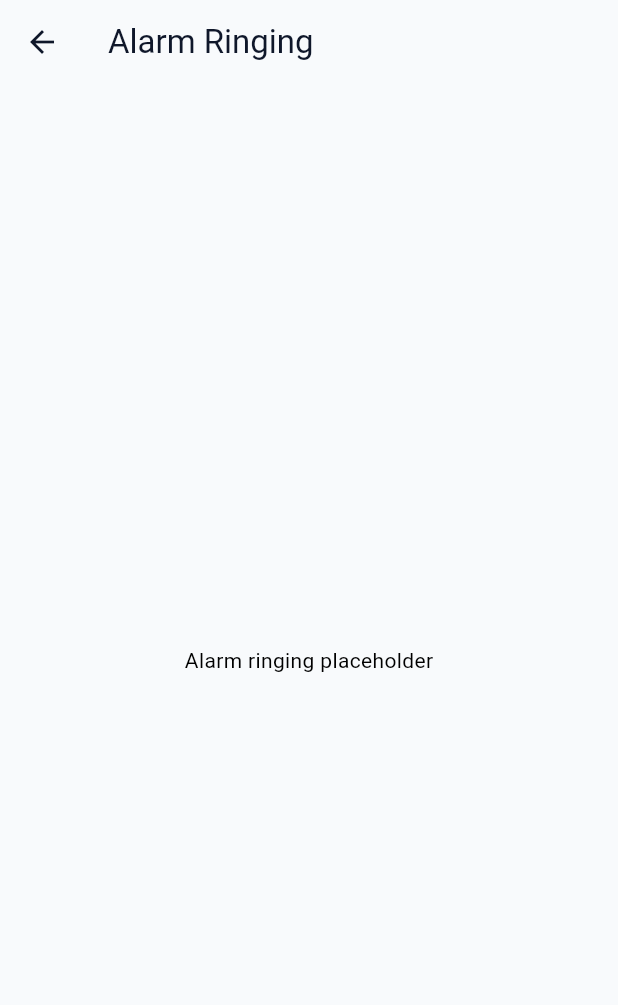
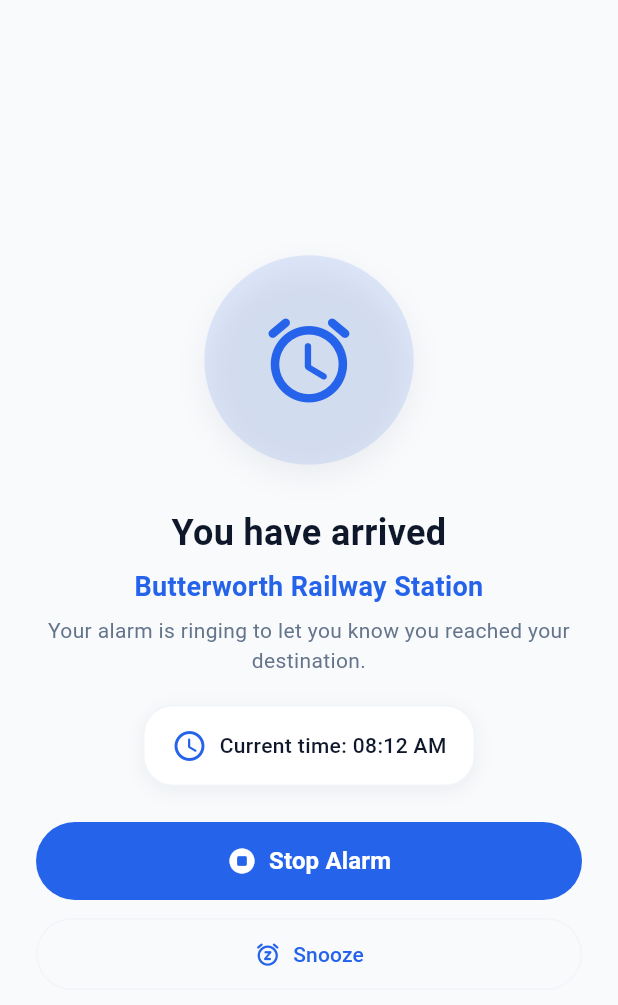
Before and after one commit to sowrovx/Norivo, a Flutter app: the AlarmRingingScreen screen opened by its route, on a phone screen of 412 x 824 dp. Shown: the top 1005 px of the screen. Run offline on Flutter 3.47's test engine with Material 3 defaults, Android fonts, the phone set to English and light mode, and no system bars.

Commit message:
Implement Alarm Ringing screen

```diff
--- a/lib/features/alarm_ringing/alarm_ringing_screen.dart
+++ b/lib/features/alarm_ringing/alarm_ringing_screen.dart
@@ -1,16 +1,157 @@
-/// Placeholder screen used when an alarm is ringing.
+/// Alarm ringing screen for arrival confirmation and alarm interaction.
 library;
 
 import 'package:flutter/material.dart';
 
-class AlarmRingingScreen extends StatelessWidget {
+import '../../core/router/app_router.dart';
+import '../../core/theme/app_colors.dart';
+import '../../core/theme/app_text_styles.dart';
+import '../../shared/widgets/primary_button.dart';
+
+class AlarmRingingScreen extends StatefulWidget {
   const AlarmRingingScreen({super.key});
+
+  @override
+  State<AlarmRingingScreen> createState() => _AlarmRingingScreenState();
+}
+
+class _AlarmRingingScreenState extends State<AlarmRingingScreen>
+    with SingleTickerProviderStateMixin {
+  late final AnimationController _controller;
+
+  @override
+  void initState() {
+    super.initState();
+    _controller = AnimationController(
+      vsync: this,
+      duration: const Duration(seconds: 1),
+      lowerBound: 0.9,
+      upperBound: 1.08,
+    )..repeat(reverse: true);
+  }
+
+  @override
+  void dispose() {
+    _controller.dispose();
+    super.dispose();
+  }
 
   @override
   Widget build(BuildContext context) {
     return Scaffold(
-      appBar: AppBar(title: const Text('Alarm Ringing')),
-      body: const Center(child: Text('Alarm ringing placeholder')),
+      backgroundColor: AppColors.background,
+      body: SafeArea(
+        child: Center(
+          child: Padding(
+            padding: const EdgeInsets.symmetric(horizontal: 24),
+            child: Column(
+              mainAxisAlignment: MainAxisAlignment.center,
+              children: [
+                AnimatedBuilder(
+                  animation: _controller,
+                  builder: (context, child) {
+                    return Transform.scale(
+                      scale: _controller.value,
+                      child: child,
+                    );
+                  },
+                  child: Container(
+                    width: 152,
+                    height: 152,
+                    decoration: BoxDecoration(
+                      color: AppColors.primary.withValues(alpha: 0.12),
+                      shape: BoxShape.circle,
+                      boxShadow: const [
+                        BoxShadow(
+                          color: AppColors.cardShadow,
+                          blurRadius: 18,
+                          offset: Offset(0, 8),
+                        ),
+                      ],
+                    ),
+                    child: const Icon(
+                      Icons.alarm_rounded,
+                      size: 74,
+                      color: AppColors.primary,
+                    ),
+                  ),
+                ),
+                const SizedBox(height: 24),
+                const Text(
+                  'You have arrived',
+                  style: AppTextStyles.heading1,
+                  textAlign: TextAlign.center,
+                ),
+                const SizedBox(height: 10),
+                Text(
+                  'Butterworth Railway Station',
+                  style: AppTextStyles.sectionHeader.copyWith(
+                    color: AppColors.primary,
+                  ),
+                  textAlign: TextAlign.center,
+                ),
+                const SizedBox(height: 8),
+                const Text(
+                  'Your alarm is ringing to let you know you reached your destination.',
+                  style: AppTextStyles.subtitle,
+                  textAlign: TextAlign.center,
+                ),
+                const SizedBox(height: 20),
+                Container(
+                  padding: const EdgeInsets.symmetric(
+                    vertical: 14,
+                    horizontal: 18,
+                  ),
+                  decoration: BoxDecoration(
+                    color: AppColors.surface,
+                    borderRadius: BorderRadius.circular(20),
+                    border: Border.all(color: AppColors.border, width: 1),
+                    boxShadow: const [
+                      BoxShadow(
+                        color: AppColors.cardShadow,
+                        blurRadius: 10,
+                        offset: Offset(0, 3),
+                      ),
+                    ],
+                  ),
+                  child: Row(
+                    mainAxisSize: MainAxisSize.min,
+                    children: const [
+                      Icon(Icons.access_time_rounded, color: AppColors.primary),
+                      SizedBox(width: 8),
+                      Text('Current time: 08:12 AM', style: AppTextStyles.body),
+                    ],
+                  ),
+                ),
+                const SizedBox(height: 24),
+                PrimaryButton(
+                  label: 'Stop Alarm',
+                  onPressed: () =>
+                      Navigator.of(context).pushNamed(AppRouter.home),
+                  icon: Icons.stop_circle_rounded,
+                ),
+                const SizedBox(height: 12),
+                SizedBox(
+                  width: double.infinity,
+                  child: OutlinedButton.icon(
+                    onPressed: () {},
+                    style: OutlinedButton.styleFrom(
+                      foregroundColor: AppColors.primary,
+                      side: const BorderSide(color: AppColors.border, width: 1),
+                      shape: RoundedRectangleBorder(
+                        borderRadius: BorderRadius.circular(999),
+                      ),
+                      padding: const EdgeInsets.symmetric(vertical: 14),
+                    ),
+                    icon: const Icon(Icons.snooze_rounded),
+                    label: const Text('Snooze'),
+                  ),
+                ),
+              ],
+            ),
+          ),
+        ),
+      ),
     );
   }
 }
```
Also changed, not shown: 1 other file.
